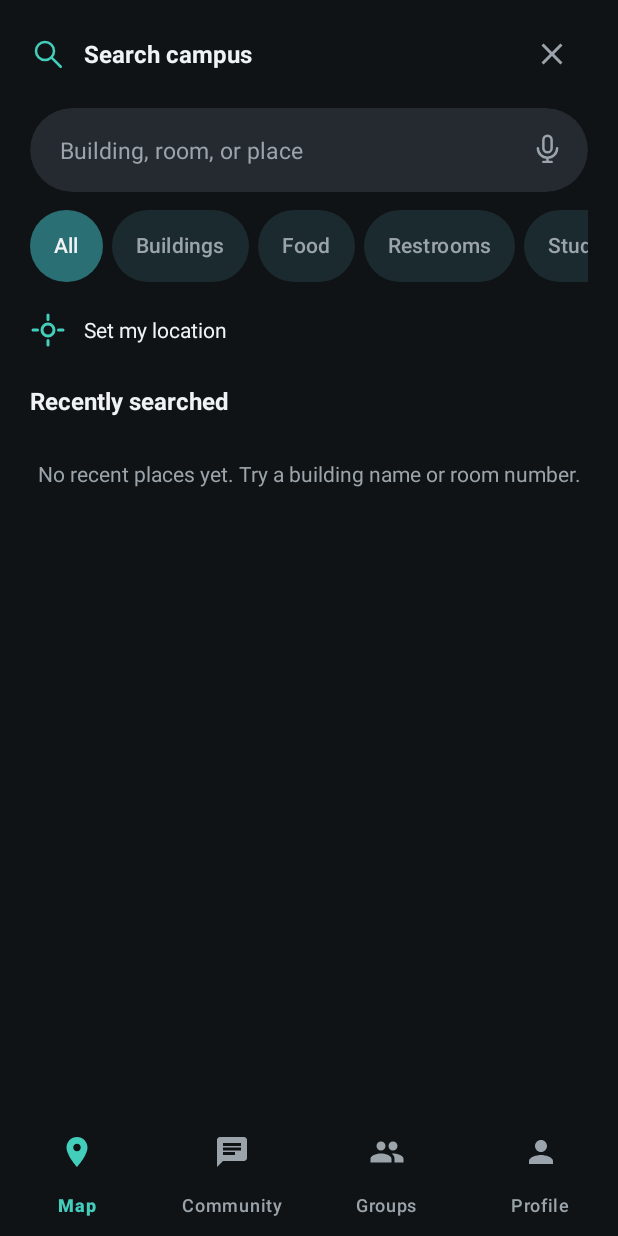
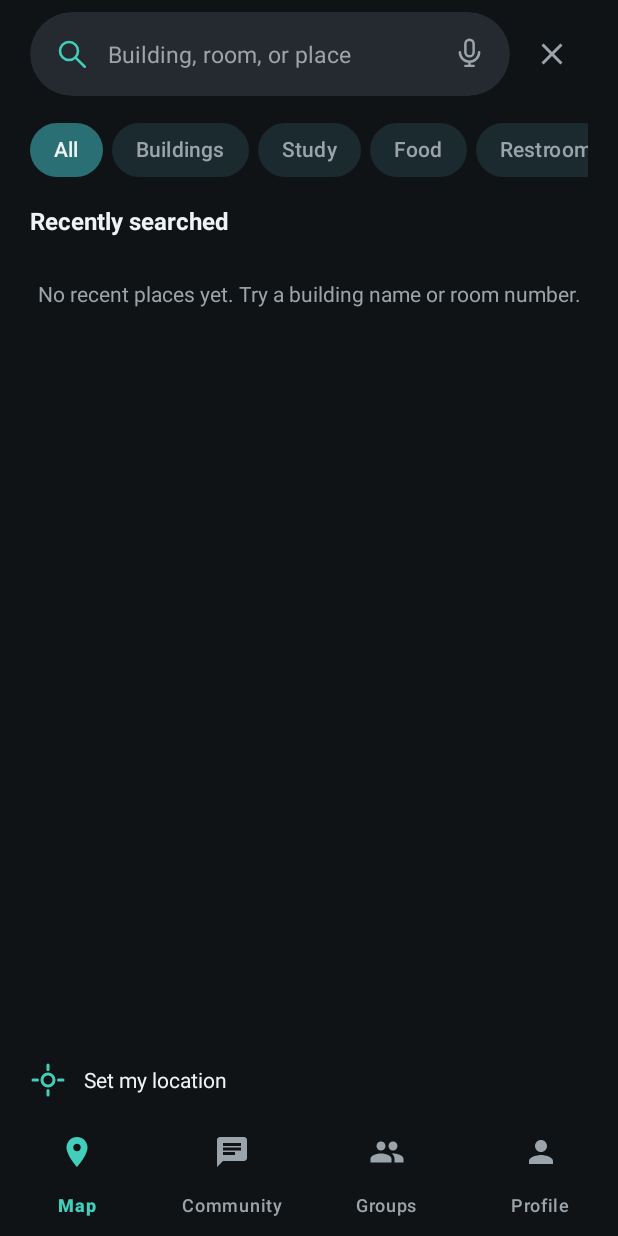
Before and after one commit to paulineangelac/Animo-Map, an Android app: the MapFragment screen opened directly, with no data from a screen before it, after a tap on "Search buildings, rooms, or places", on a phone screen of 412 x 824 dp. Run offline under Robolectric (Android 15) with nearby library versions, the phone set to English and light mode, and no system bars; libraries missing offline, so code that uses them is left out: com.mapbox.bindgen, com.mapbox.common, com.mapbox.geojson, com.mapbox.maps; plain views replace MapView; 22 statements that could not run were skipped.

Commit message:
feat(map): update search filter layout and improve accessibility

```diff
--- a/app/src/main/java/com/itismob/s02/group5/animomap/ui/map/MapFragment.java
+++ b/app/src/main/java/com/itismob/s02/group5/animomap/ui/map/MapFragment.java
@@ -626,9 +626,10 @@ public class MapFragment extends Fragment {
         searchFilters = view.findViewById(R.id.map_search_filter_group);
         addSearchChip(R.string.map_filter_all, null);
         addSearchChip(R.string.map_filter_buildings, MapPlace.Category.BUILDING);
+        // Same order as the filter row on the map, so both lists read alike.
+        addSearchChip(R.string.map_filter_study, MapPlace.Category.STUDY);
         addSearchChip(R.string.map_filter_food, MapPlace.Category.FOOD);
         addSearchChip(R.string.map_filter_restrooms, MapPlace.Category.RESTROOM);
-        addSearchChip(R.string.map_filter_study, MapPlace.Category.STUDY);
         addSearchChip(R.string.map_filter_hangout, MapPlace.Category.HANGOUT);
         syncSearchChips();
         searchFilters.setOnCheckedStateChangeListener((group, ids) -> {
--- a/app/src/main/res/layout/chip_map_filter.xml
+++ b/app/src/main/res/layout/chip_map_filter.xml
@@ -9,7 +9,7 @@
     android:checkable="true"
     android:textColor="@color/map_filter_chip_text"
     android:textSize="14sp"
-    app:chipMinHeight="48dp"
+    app:chipMinHeight="36dp"
     app:checkedIconVisible="false"
     app:chipBackgroundColor="@color/map_filter_chip_background"
     app:chipCornerRadius="24dp"
--- a/app/src/main/res/layout/fragment_map.xml
+++ b/app/src/main/res/layout/fragment_map.xml
@@ -442,51 +442,21 @@
         android:focusable="true"
         android:orientation="vertical"
         android:paddingStart="20dp"
-        android:paddingTop="12dp"
+        android:paddingTop="8dp"
         android:paddingEnd="20dp"
         android:visibility="gone">
 
+        <!-- The field leads the panel; the close button sits beside it in the same row. -->
         <LinearLayout
             android:layout_width="match_parent"
-            android:layout_height="48dp"
+            android:layout_height="56dp"
             android:gravity="center_vertical"
             android:orientation="horizontal">
 
-            <ImageView
-                android:layout_width="24dp"
-                android:layout_height="24dp"
-                android:contentDescription="@string/map_search_icon_description"
-                android:src="@drawable/ic_map_search"
-                app:tint="@color/accent_teal" />
-
-            <TextView
-                android:id="@+id/tv_map_search_title"
+            <com.google.android.material.card.MaterialCardView
                 android:layout_width="0dp"
-                android:layout_height="wrap_content"
-                android:layout_marginStart="12dp"
+                android:layout_height="match_parent"
                 android:layout_weight="1"
-                android:maxLines="1"
-                android:ellipsize="end"
-                android:text="@string/map_search_title"
-                android:textColor="@color/text_primary"
-                android:textSize="16sp"
-                android:textStyle="bold" />
-
-            <ImageButton
-                android:id="@+id/btn_close_map_search"
-                android:layout_width="48dp"
-                android:layout_height="48dp"
-                android:background="?attr/selectableItemBackgroundBorderless"
-                android:contentDescription="@string/map_close_search"
-                android:padding="12dp"
-                android:src="@drawable/ic_map_close"
-                app:tint="@color/text_secondary" />
-        </LinearLayout>
-
-        <com.google.android.material.card.MaterialCardView
-            android:layout_width="match_parent"
-            android:layout_height="56dp"
-            android:layout_marginTop="12dp"
                 app:cardBackgroundColor="@color/surface_elevated"
                 app:cardCornerRadius="28dp"
                 app:cardElevation="0dp"
@@ -497,14 +467,23 @@
                     android:layout_height="match_parent"
                     android:gravity="center_vertical"
                     android:orientation="horizontal"
-                android:paddingStart="20dp"
+                    android:paddingStart="16dp"
                     android:paddingEnd="16dp">
+
+                    <ImageView
+                        android:layout_width="24dp"
+                        android:layout_height="24dp"
+                        android:importantForAccessibility="no"
+                        android:src="@drawable/ic_map_search"
+                        app:tint="@color/accent_teal" />
 
                     <EditText
                         android:id="@+id/et_map_search"
                         android:importantForAutofill="no"
                         android:layout_width="0dp"
                         android:layout_height="match_parent"
+                        android:layout_marginStart="12dp"
+                        android:layout_marginEnd="12dp"
                         android:layout_weight="1"
                         android:background="@android:color/transparent"
                         android:hint="@string/map_search_hint"
@@ -526,6 +505,18 @@
                 </LinearLayout>
             </com.google.android.material.card.MaterialCardView>
 
+            <ImageButton
+                android:id="@+id/btn_close_map_search"
+                android:layout_width="48dp"
+                android:layout_height="48dp"
+                android:layout_marginStart="4dp"
+                android:background="?attr/selectableItemBackgroundBorderless"
+                android:contentDescription="@string/map_close_search"
+                android:padding="12dp"
+                android:src="@drawable/ic_map_close"
+                app:tint="@color/text_secondary" />
+        </LinearLayout>
+
         <HorizontalScrollView
             android:layout_width="match_parent"
             android:layout_height="wrap_content"
@@ -540,22 +531,6 @@
                 app:selectionRequired="true"
                 app:chipSpacingHorizontal="6dp" />
         </HorizontalScrollView>
-
-        <!-- Manual location was only reachable by long-pressing the location button. -->
-        <TextView
-            android:id="@+id/btn_map_search_set_location"
-            android:layout_width="match_parent"
-            android:layout_height="wrap_content"
-            android:layout_marginTop="8dp"
-            android:background="?attr/selectableItemBackground"
-            android:drawablePadding="12dp"
-            app:drawableStartCompat="@drawable/ic_map_my_location"
-            app:drawableTint="@color/accent_teal"
-            android:gravity="center_vertical"
-            android:minHeight="48dp"
-            android:text="@string/map_set_my_location"
-            android:textColor="@color/text_primary"
-            android:textSize="14sp" />
 
         <TextView
             android:id="@+id/tv_map_search_results_heading"
@@ -591,6 +566,22 @@
                 android:textSize="14sp"
                 android:visibility="gone" />
         </FrameLayout>
+
+        <!-- Manual location was only reachable by long-pressing the location button.
+             It sits below the results so it never interrupts the list. -->
+        <TextView
+            android:id="@+id/btn_map_search_set_location"
+            android:layout_width="match_parent"
+            android:layout_height="wrap_content"
+            android:background="?attr/selectableItemBackground"
+            android:drawablePadding="12dp"
+            app:drawableStartCompat="@drawable/ic_map_my_location"
+            app:drawableTint="@color/accent_teal"
+            android:gravity="center_vertical"
+            android:minHeight="48dp"
+            android:text="@string/map_set_my_location"
+            android:textColor="@color/text_primary"
+            android:textSize="14sp" />
     </LinearLayout>
 
 </FrameLayout>
```
Lines whose indentation alone changed are shown as unchanged.
